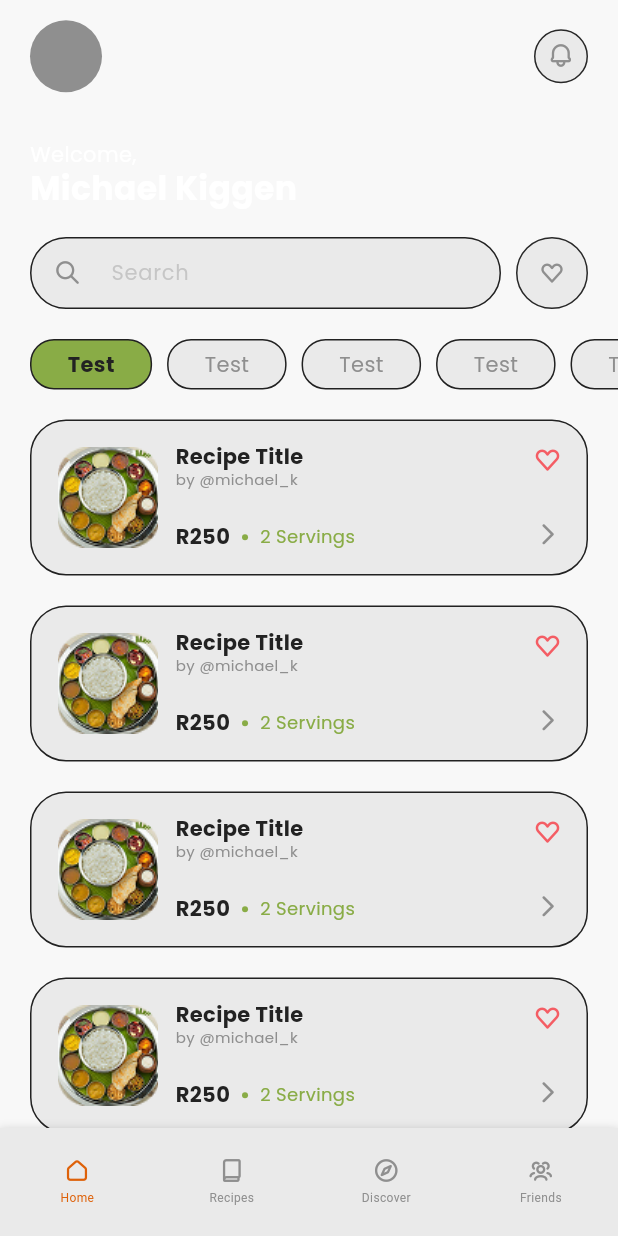
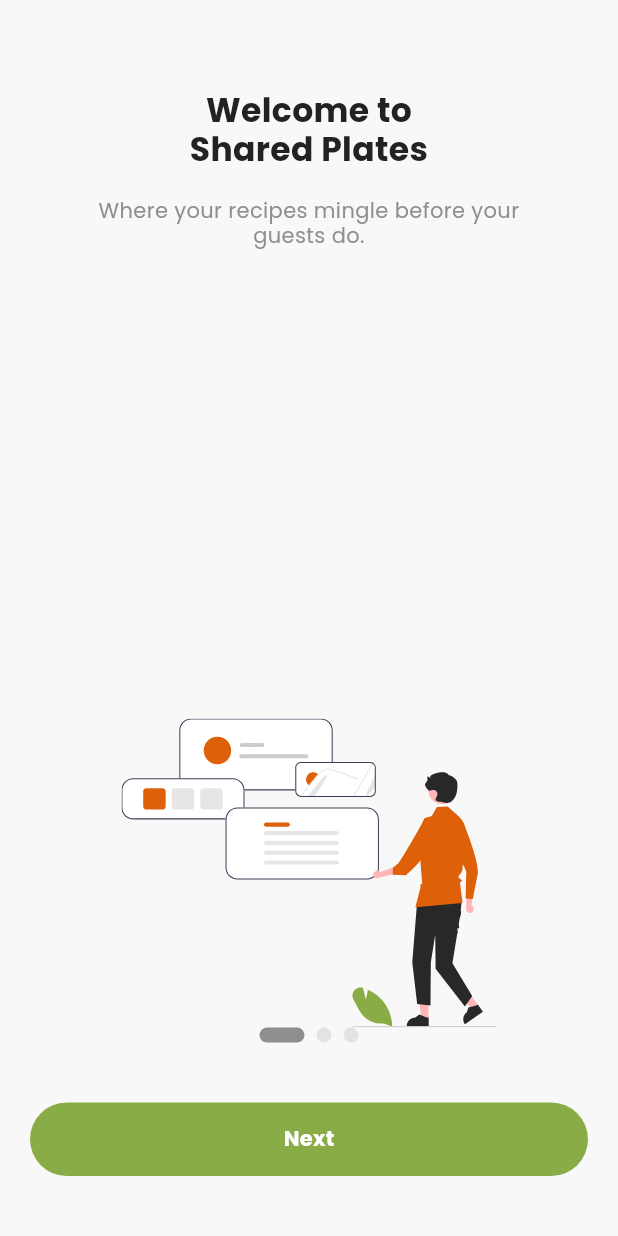
Before and after one commit to Michael1840/shared_plates_app, a Flutter app: the screen it shows after launch, on a phone screen of 412 x 824 dp. Run offline on Flutter 3.47's test engine with Material 3 defaults, Android fonts, the phone set to English and light mode, and no system bars; drawn by our look-alikes of flutter_animate, smooth_page_indicator; our stand-ins replace animated_custom_dropdown, connectivity_plus, dio, equatable, flutter_svg, go_router and 3 more.

Commit message:
Onboarding light and dark mode

```diff
--- a/lib/app/core/router/routes.dart
+++ b/lib/app/core/router/routes.dart
@@ -2,11 +2,15 @@ import 'package:flutter/material.dart';
 import 'package:go_router/go_router.dart';
 
 import '../../home/ui/home_page.dart';
+import '../../onboarding/ui/onboarding_page.dart';
 import 'nav_shell.dart';
 
 class Routes {
   // MAIN ROUTES
+  static const String onboarding = '/onboarding';
+
   static const String login = '/login';
+  static const String register = '/register';
 
   static const String dashboard = '/';
 
@@ -23,9 +27,31 @@ class NavigationRouter {
   static final key = GlobalKey<NavigatorState>();
 
   static final GoRouter router = GoRouter(
-    initialLocation: Routes.dashboard,
+    initialLocation: Routes.onboarding,
     navigatorKey: key,
     routes: [
+      GoRoute(
+        path: Routes.register,
+        name: Routes.register,
+        pageBuilder: (context, state) =>
+            buildSlideTransition(const HomePage(), state.pageKey),
+        routes: [],
+      ),
+      GoRoute(
+        path: Routes.login,
+        name: Routes.login,
+        pageBuilder: (context, state) =>
+            buildSlideTransition(const HomePage(), state.pageKey),
+        routes: [],
+      ),
+      GoRoute(
+        path: Routes.onboarding,
+        name: Routes.onboarding,
+        pageBuilder: (context, state) =>
+            buildSlideTransition(const OnboardingPage(), state.pageKey),
+        routes: [],
+      ),
+
       StatefulShellRoute.indexedStack(
         builder:
             (
--- a/lib/app/core/theme/theme.dart
+++ b/lib/app/core/theme/theme.dart
@@ -16,12 +16,13 @@ class MyTheme {
         surface: AppColors.backgroundLight,
         onSurface: TextColors.primaryLight,
         onSurfaceVariant: TextColors.secondary,
+        onInverseSurface: TextColors.primaryDark,
         primaryContainer: AppColors.containerLight,
         onPrimaryContainer: AppColors.onContainer,
+        onTertiaryContainer: AppColors.containerLight,
         outline: BorderColors.primary,
         outlineVariant: BorderColors.secondary,
 
-        //TODO: SET ACCENT COLOURS
         primary: AccentColors.primary,
       );
 
@@ -29,19 +30,20 @@ class MyTheme {
     surface: AppColors.backgroundDark,
     onSurface: TextColors.primaryDark,
     onSurfaceVariant: TextColors.secondary,
+    onInverseSurface: TextColors.primaryLight,
     primaryContainer: AppColors.containerDark,
     onPrimaryContainer: AppColors.onContainer,
+    onTertiaryContainer: AppColors.containerLight,
     outline: BorderColors.primary,
     outlineVariant: BorderColors.secondary,
 
-    //TODO: SET ACCENT COLOURS
     primary: AccentColors.primary,
   );
 
   static ThemeData get lightTheme => _baseTheme.copyWith(
     colorScheme: lightColorScheme,
     scaffoldBackgroundColor: lightColorScheme.surface,
-    appBarTheme: AppBarTheme().copyWith(
+    appBarTheme: const AppBarTheme().copyWith(
       surfaceTintColor: Colors.transparent,
       scrolledUnderElevation: 0,
       backgroundColor: AppColors.backgroundLight,
@@ -51,7 +53,7 @@ class MyTheme {
   static ThemeData get darkTheme => _baseTheme.copyWith(
     colorScheme: darkColorScheme,
     scaffoldBackgroundColor: darkColorScheme.surface,
-    appBarTheme: AppBarTheme().copyWith(
+    appBarTheme: const AppBarTheme().copyWith(
       surfaceTintColor: Colors.transparent,
       scrolledUnderElevation: 0,
       elevation: 0,
--- a/lib/app/core/ui/custom/buttons/my_icon_button.dart
+++ b/lib/app/core/ui/custom/buttons/my_icon_button.dart
@@ -1,6 +1,5 @@
 import 'package:flutter/material.dart';
 
-import '../../../theme/theme.dart';
 import '../../../utils/extensions.dart';
 
 class MyIconButton extends StatelessWidget {
@@ -58,7 +57,6 @@ class MyIconButton extends StatelessWidget {
       decoration: BoxDecoration(
         color: !_isColored ? context.container : context.primary,
         borderRadius: BorderRadius.circular(100),
-        border: !_isColored ? Border.all(color: BorderColors.secondary) : null,
       ),
       child: !isLoading
           ? Icon(icon, color: context.textSecondary, size: 18)
--- a/lib/app/core/ui/custom/buttons/wide_text_button.dart
+++ b/lib/app/core/ui/custom/buttons/wide_text_button.dart
@@ -2,6 +2,7 @@ import 'package:flutter/material.dart';
 
 import '../../../theme/theme.dart';
 import '../../../utils/extensions.dart';
+import '../../../utils/sizing.dart';
 import '../animations/ball_animation.dart';
 import '../containers/default_container.dart';
 
@@ -12,6 +13,10 @@ class WideTextButton extends StatelessWidget {
   final EdgeInsets padding;
   final bool disabled;
   final bool isLoading;
+  final double? radius;
+  final Color? color;
+  final Color? textColor;
+
   const WideTextButton({
     super.key,
     required this.text,
@@ -20,6 +25,9 @@ class WideTextButton extends StatelessWidget {
     this.padding = const EdgeInsets.all(16),
     this.disabled = false,
     this.isLoading = false,
+    this.radius,
+    this.color,
+    this.textColor,
   });
 
   const WideTextButton.action({
@@ -30,6 +38,9 @@ class WideTextButton extends StatelessWidget {
     this.padding = const EdgeInsets.symmetric(horizontal: 16, vertical: 12),
     this.disabled = false,
     this.isLoading = false,
+    this.radius,
+    this.color,
+    this.textColor,
   });
 
   @override
@@ -41,10 +52,9 @@ class WideTextButton extends StatelessWidget {
             .subtract(const EdgeInsets.all(6))
             .resolve(TextDirection.ltr),
         hasBorder: false,
-        color: isReversed ? context.onContainer : context.primary,
-        child: const Center(
-          child: BallAnimation(ballSize: 15),
-        ),
+        radius: radius ?? Rounding.reg,
+        color: isReversed ? context.onContainer : color ?? context.primary,
+        child: const Center(child: BallAnimation(ballSize: 15)),
       );
     }
 
@@ -55,7 +65,7 @@ class WideTextButton extends StatelessWidget {
         padding: padding.subtract(const EdgeInsetsGeometry.all(1)),
         decoration: BoxDecoration(
           color: context.onContainer,
-          borderRadius: BorderRadius.circular(8),
+          borderRadius: BorderRadius.circular(radius ?? Rounding.reg),
           border: Border.all(
             color: disabled
                 ? context.borderSecondary.withValues(alpha: 0.4)
@@ -67,8 +77,9 @@ class WideTextButton extends StatelessWidget {
           child: AppText.heading(
             text: text,
             color: disabled
-                ? context.textPrimary.withValues(alpha: 0.4)
-                : context.textPrimary,
+                ? textColor?.withValues(alpha: 0.4) ??
+                      context.white.withValues(alpha: 0.4)
+                : textColor ?? context.white,
             size: 14,
           ),
         ),
@@ -80,11 +91,15 @@ class WideTextButton extends StatelessWidget {
         expanded: true,
         padding: padding,
         hasBorder: isReversed,
-        color: context.primary.withValues(alpha: 0.4),
+        color:
+            color?.withValues(alpha: 0.4) ??
+            context.primary.withValues(alpha: 0.4),
         child: Center(
           child: AppText.heading(
             text: text,
-            color: context.textPrimary.withValues(alpha: 0.4),
+            color:
+                textColor?.withValues(alpha: 0.4) ??
+                context.white.withValues(alpha: 0.4),
             size: 14,
           ),
         ),
@@ -95,11 +110,12 @@ class WideTextButton extends StatelessWidget {
       expanded: true,
       padding: padding,
       hasBorder: false,
-      color: context.primary,
+      radius: radius ?? Rounding.reg,
+      color: color ?? context.green,
       child: Center(
         child: AppText.heading(
           text: text,
-          color: context.textPrimary,
+          color: textColor ?? context.white,
           size: 14,
         ),
       ),
--- a/lib/app/core/ui/custom/fields/my_form_field.dart
+++ b/lib/app/core/ui/custom/fields/my_form_field.dart
@@ -105,15 +105,15 @@ class MyFormField extends StatelessWidget {
                 ),
             enabledBorder: OutlineInputBorder(
               borderRadius: BorderRadius.circular(radius),
-              borderSide: BorderSide(color: context.borderPrimary),
+              borderSide: const BorderSide(color: Colors.transparent),
             ),
             focusedBorder: OutlineInputBorder(
               borderRadius: BorderRadius.circular(radius),
-              borderSide: BorderSide(color: context.borderPrimary),
+              borderSide: const BorderSide(color: Colors.transparent),
             ),
             border: OutlineInputBorder(
               borderRadius: BorderRadius.circular(radius),
-              borderSide: BorderSide(color: context.borderPrimary),
+              borderSide: const BorderSide(color: Colors.transparent),
             ),
             focusedErrorBorder: OutlineInputBorder(
               borderRadius: BorderRadius.circular(radius),
--- a/lib/app/core/utils/constants.dart
+++ b/lib/app/core/utils/constants.dart
@@ -0,0 +1,23 @@
+import 'package:flutter/material.dart';
+
+const String onboarding1Dark = 'assets/svgs/onboard-1-dark.svg';
+const String onboarding2Dark = 'assets/svgs/onboard-2-dark.svg';
+const String onboarding3Dark = 'assets/svgs/onboard-3-dark.svg';
+const String onboarding1Light = 'assets/svgs/onboard-1-light.svg';
+const String onboarding2Light = 'assets/svgs/onboard-2-light.svg';
+const String onboarding3Light = 'assets/svgs/onboard-3-light.svg';
+
+String onboardingAsset(BuildContext context, int index) {
+  bool isDark = Theme.of(context).brightness == Brightness.dark;
+
+  switch (index) {
+    case 1:
+      return isDark ? onboarding1Dark : onboarding1Light;
+    case 2:
+      return isDark ? onboarding2Dark : onboarding2Light;
+    case 3:
+      return isDark ? onboarding3Dark : onboarding3Light;
+    default:
+      throw Exception('Invalid onboarding index');
+  }
+}
--- a/lib/app/core/utils/extensions.dart
+++ b/lib/app/core/utils/extensions.dart
@@ -186,6 +186,7 @@ extension ThemeExtensions on BuildContext {
   Color get background => colorScheme.surface;
   Color get container => colorScheme.primaryContainer;
   Color get onContainer => colorScheme.onPrimaryContainer;
+  Color get containerInverse => colorScheme.onTertiaryContainer;
 
   Color get textPrimary => colorScheme.onSurface;
   Color get textSecondary => colorScheme.onSurfaceVariant;
@@ -203,6 +204,7 @@ extension ThemeExtensions on BuildContext {
   Color get tertiary => colorScheme.tertiary;
   Color get onTertiary => colorScheme.onTertiary;
 
+  Color get darkText => TextColors.primaryLight;
   Color get white => Colors.white;
   Color get green => AccentColors.green;
 
--- a/lib/app/core/utils/sizing.dart
+++ b/lib/app/core/utils/sizing.dart
@@ -3,5 +3,5 @@ class Spacing {}
 class FontSize {}
 
 class Rounding {
-  static const double reg = 16;
+  static const double reg = 40;
 }
--- /dev/null
+++ b/lib/app/onboarding/ui/items/onboarding_item.dart
@@ -0,0 +1,57 @@
+import 'package:flutter/material.dart';
+import 'package:flutter_animate/flutter_animate.dart';
+import 'package:flutter_svg/svg.dart';
+
+import '../../../core/theme/theme.dart';
+
+class OnboardingItem extends StatelessWidget {
+  final String asset;
+  final String title;
+  final String subtitle;
+  const OnboardingItem({
+    super.key,
+    required this.asset,
+    required this.subtitle,
+    required this.title,
+  });
+
+  @override
+  Widget build(BuildContext context) {
+    return Column(
+      spacing: 40,
+      mainAxisAlignment: MainAxisAlignment.spaceBetween,
+      children: [
+        Padding(
+              padding: const EdgeInsets.all(20.0),
+              child: Column(
+                spacing: 20,
+                children: [
+                  AppText.heading(text: title, alignment: TextAlign.center),
+                  AppText.secondary(
+                    text: subtitle,
+                    alignment: TextAlign.center,
+                  ),
+                ],
+              ),
+            )
+            .animate(delay: 250.ms)
+            .fadeIn(duration: 500.ms)
+            .slideY(begin: 1, end: 0, duration: 500.ms),
+        Expanded(
+              child: Column(
+                mainAxisAlignment: MainAxisAlignment.spaceEvenly,
+                children: [
+                  SvgPicture.asset(
+                    asset,
+                    height: MediaQuery.sizeOf(context).height * 0.25,
+                  ),
+                ],
+              ),
+            )
+            .animate(delay: 750.ms)
+            .fadeIn(duration: 500.ms)
+            .slideY(begin: 1, end: 0, duration: 500.ms),
+      ],
+    );
+  }
+}
--- /dev/null
+++ b/lib/app/onboarding/ui/onboarding_page.dart
@@ -0,0 +1,190 @@
+import 'package:flutter/material.dart';
+import 'package:flutter_animate/flutter_animate.dart';
+import 'package:smooth_page_indicator/smooth_page_indicator.dart';
+
+import '../../core/ui/custom/buttons/my_icon_button.dart';
+import '../../core/ui/custom/buttons/wide_text_button.dart';
+import '../../core/ui/custom/icons/my_icons.dart';
+import '../../core/ui/layouts/page_container.dart';
+import '../../core/utils/constants.dart';
+import '../../core/utils/extensions.dart';
+import 'items/login_sheet.dart';
+import 'items/onboarding_item.dart';
+import 'items/register_sheet.dart';
+
+class OnboardingPage extends StatefulWidget {
+  const OnboardingPage({super.key});
+
+  @override
+  State<OnboardingPage> createState() => _OnboardingPageState();
+}
+
+class _OnboardingPageState extends State<OnboardingPage> {
+  final PageController _pageCont = PageController(initialPage: 0);
+
+  double _currentIndex = 0;
+
+  @override
+  Widget build(BuildContext context) {
+    return Scaffold(
+      resizeToAvoidBottomInset: false,
+      body: PageContainer(
+        padding: const EdgeInsets.only(
+          top: 40,
+          left: 20,
+          right: 20,
+          bottom: 40,
+        ),
+        child: Column(
+          children: [
+            if (_currentIndex > 0)
+              Align(
+                alignment: Alignment.centerLeft,
+                child: MyIconButton(
+                  icon: MyIcons.chevron_left,
+                  onTap: () {
+                    _pageCont.previousPage(
+                      duration: 250.ms,
+                      curve: Curves.easeIn,
+                    );
+
+                    setState(() {
+                      _currentIndex--;
+                    });
+                  },
+                ),
+              ),
+            Expanded(
+              child: PageView(
+                controller: _pageCont,
+                physics: const NeverScrollableScrollPhysics(),
+                children: [
+                  OnboardingItem(
+                    title: 'Welcome to\nShared Plates',
+                    subtitle:
+                        'Where your recipes mingle before your guests do.',
+                    asset: onboardingAsset(context, 1),
+                  ),
+                  OnboardingItem(
+                    title: 'Share Your Recipes',
+                    subtitle:
+                        'Keep your recipes private or share them to the world.',
+                    asset: onboardingAsset(context, 2),
+                  ),
+                  OnboardingItem(
+                    title: 'Discover Recipes',
+                    subtitle:
+                        'Discover recipes that match your palate and your wallet.',
+                    asset: onboardingAsset(context, 3),
+                  ),
+                ],
+              ),
+            ),
+            SmoothPageIndicator(
+                  controller: _pageCont,
+                  count: 3,
+                  effect: ExpandingDotsEffect(
+                    dotWidth: 10,
+                    dotHeight: 10,
+                    activeDotColor: context.onContainer,
+                    dotColor: context.onContainer.withValues(alpha: 0.2),
+                  ),
+                )
+                .animate(delay: 1250.ms)
+                .fadeIn(duration: 500.ms)
+                .slideY(begin: 1, end: 0, duration: 500.ms),
+            const SizedBox(height: 40),
+            if (_currentIndex == 2)
+              Column(
+                spacing: 10,
+                children: [
+                  WideTextButton(
+                        color: context.containerInverse,
+                        textColor: context.darkText,
+                        radius: 40,
+                        text: 'Login',
+                        onTap: () {
+                          showModalBottomSheet(
+                            barrierColor: Colors.black.withValues(alpha: 0.6),
+                            backgroundColor: context.background,
+                            isDismissible: true,
+                            isScrollControlled: true,
+                            useSafeArea: true,
+                            context: context,
+                            sheetAnimationStyle: AnimationStyle(
+                              duration: 500.ms,
+                              curve: Curves.easeIn,
+                            ),
+                            builder: (context) => Padding(
+                              padding: EdgeInsets.only(
+                                bottom: MediaQuery.of(
+                                  context,
+                                ).viewInsets.bottom,
+                              ),
+                              child: const SingleChildScrollView(
+                                child: LoginSheet(),
+                              ),
+                            ),
+                          );
+                        },
+                      )
+                      .animate(delay: 1250.ms)
+                      .fadeIn(duration: 500.ms)
+                      .slideY(begin: 1, end: 0, duration: 500.ms),
+                  WideTextButton(
+                        radius: 40,
+                        text: 'Sign Up',
+                        onTap: () {
+                          showModalBottomSheet(
+                            barrierColor: Colors.black.withValues(alpha: 0.6),
+                            backgroundColor: context.background,
+                            isScrollControlled: true,
+                            isDismissible: true,
+                            useSafeArea: true,
+                            context: context,
+                            sheetAnimationStyle: AnimationStyle(
+                              duration: 500.ms,
+                              curve: Curves.easeIn,
+                            ),
+                            builder: (context) => Padding(
+                              padding: EdgeInsets.only(
+                                bottom: MediaQuery.of(
+                                  context,
+                                ).viewInsets.bottom,
+                              ),
+                              child: const SingleChildScrollView(
+                                child: RegisterSheet(),
+                              ),
+                            ),
+                          );
+                        },
+                      )
+                      .animate(delay: 1500.ms)
+                      .fadeIn(duration: 500.ms)
+                      .slideY(begin: 1, end: 0, duration: 500.ms),
+                ],
+              )
+            else
+              WideTextButton(
+                    radius: 40,
+                    text: 'Next',
+                    onTap: () {
+                      _pageCont.nextPage(
+                        duration: 250.ms,
+                        curve: Curves.easeIn,
+                      );
+
+                      setState(() {
+                        _currentIndex++;
+                      });
+                    },
+                  )
+                  .animate(delay: 1250.ms)
+                  .fadeIn(duration: 500.ms)
+                  .slideY(begin: 1, end: 0, duration: 500.ms),
+          ],
+        ),
+      ),
+    );
+  }
+}
--- a/pubspec.yaml
+++ b/pubspec.yaml
@@ -49,6 +49,8 @@ dependencies:
   dotted_line: ^3.2.3
   flutter_svg_icons: ^0.0.1+4
   coolicons: ^1.0.0
+  flutter_svg: ^2.2.1
+  smooth_page_indicator: ^1.2.1
 
 dev_dependencies:
   flutter_test:
@@ -74,6 +76,7 @@ flutter:
   # To add assets to your application, add an assets section, like this:
   assets:
     - assets/images/
+    - assets/svgs/
   #   - images/a_dot_burr.jpeg
   #   - images/a_dot_ham.jpeg
 
```
Also changed, not shown: lib/app/onboarding/ui/items/login_sheet.dart (added, +76 -0 lines), lib/app/onboarding/ui/items/register_sheet.dart (added, +90 -0 lines), assets/svgs/onboard-1-dark.svg (added), assets/svgs/onboard-1-light.svg (added), assets/svgs/onboard-2-dark.svg (added), assets/svgs/onboard-2-light.svg (added), assets/svgs/onboard-3-dark.svg (added), assets/svgs/onboard-3-light.svg (added), pubspec.lock.
